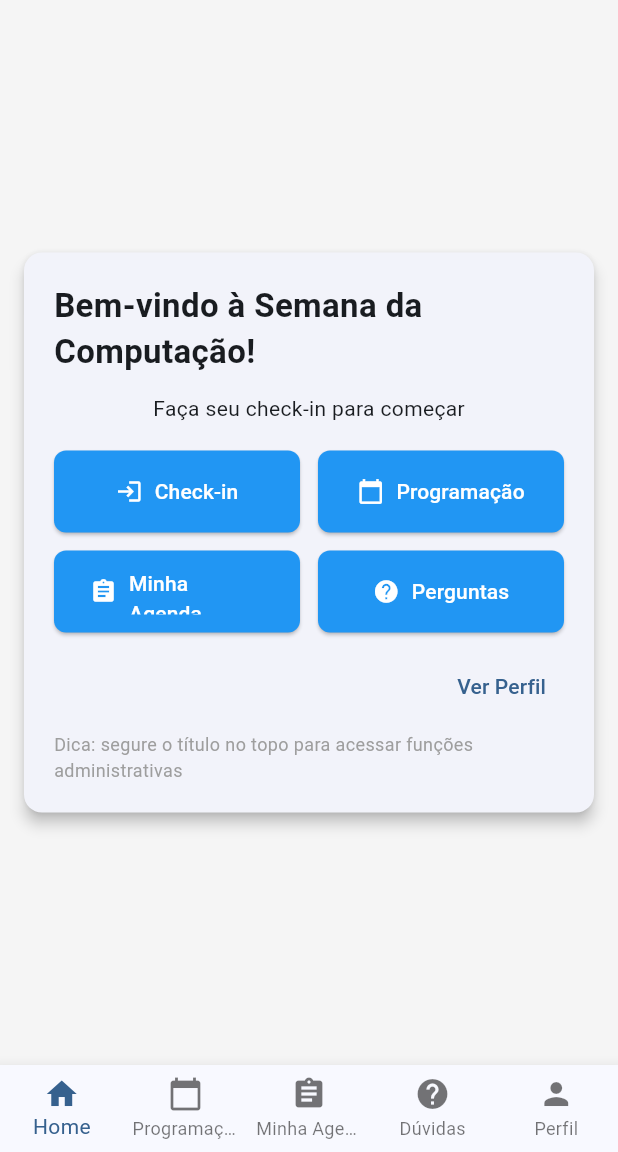
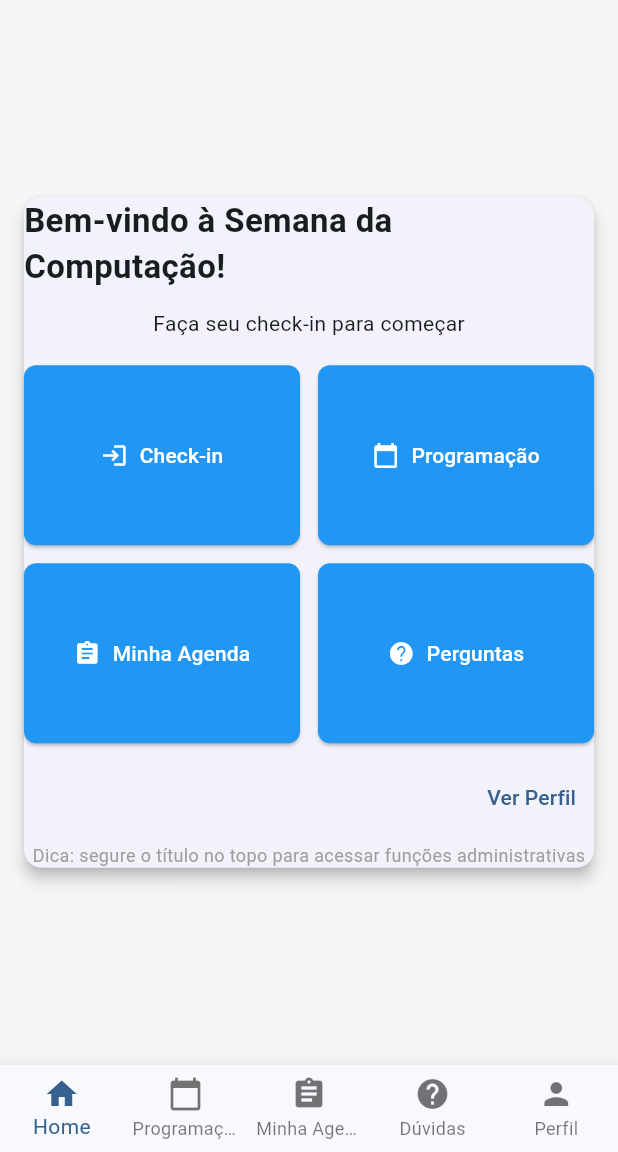
Before and after one commit to BielCandido/Projeto---Semana-da-Computacao-do-DECSI, a Flutter app: the screen it shows after launch, on a phone screen of 412 x 824 dp, the part 84-1236 px from its top. Run offline on Flutter 3.47's test engine with Material 3 defaults, Android fonts, the phone set to English and light mode, and no system bars; our stand-ins replace cloud_firestore, firebase_core, flutter_secure_storage, shared_preferences; accounts and stored records are empty.

Commit message:
Evitar overflow na HomeScreen em telas largas

```diff
--- a/lib/screens/home_screen.dart
+++ b/lib/screens/home_screen.dart
@@ -39,8 +39,24 @@ class _HomeScreenState extends State<HomeScreen> {
               margin: const EdgeInsets.symmetric(horizontal: 16, vertical: 24),
               elevation: 4,
               shape: RoundedRectangleBorder(borderRadius: BorderRadius.circular(12)),
-              child: Padding(
-                padding: const EdgeInsets.all(20),
+              child: LayoutBuilder(
+                builder: (context, innerConstraints) {
+                  final maxWidth = innerConstraints.maxWidth;
+                  const crossAxisCount = 2;
+                  const spacing = 12.0;
+                  final totalSpacing = spacing * (crossAxisCount - 1);
+                  final itemWidth = (maxWidth - totalSpacing) / crossAxisCount;
+                  const desiredItemHeight = 120.0;
+                  double childAspectRatio = itemWidth / desiredItemHeight;
+                  if (childAspectRatio < 1.0) childAspectRatio = 1.0;
+                  if (childAspectRatio > 6.0) childAspectRatio = 6.0;
+
+                  return ConstrainedBox(
+                    constraints: BoxConstraints(
+                      // Limit the height so the card never overflows the viewport
+                      maxHeight: MediaQuery.of(context).size.height * 0.8,
+                    ),
+                    child: SingleChildScrollView(
                       child: Column(
                         mainAxisSize: MainAxisSize.min,
                         children: [
@@ -56,12 +72,13 @@ class _HomeScreenState extends State<HomeScreen> {
                             style: const TextStyle(fontSize: 14),
                           ),
                           const SizedBox(height: 18),
+
                           GridView.count(
-                      crossAxisCount: 2,
+                            crossAxisCount: crossAxisCount,
                             shrinkWrap: true,
-                      mainAxisSpacing: 12,
-                      crossAxisSpacing: 12,
-                      childAspectRatio: 3,
+                            mainAxisSpacing: spacing,
+                            crossAxisSpacing: spacing,
+                            childAspectRatio: childAspectRatio,
                             physics: const NeverScrollableScrollPhysics(),
                             children: [
                               ElevatedButton.icon(
@@ -86,6 +103,7 @@ class _HomeScreenState extends State<HomeScreen> {
                               ),
                             ],
                           ),
+
                           const SizedBox(height: 12),
                           Align(
                             alignment: Alignment.centerRight,
@@ -98,6 +116,9 @@ class _HomeScreenState extends State<HomeScreen> {
                           const Text('Dica: segure o título no topo para acessar funções administrativas', style: TextStyle(fontSize: 12, color: Colors.grey)),
                         ],
                       ),
+                    ),
+                  );
+                },
               ),
             );
           },
```
Lines whose indentation alone changed are shown as unchanged.
